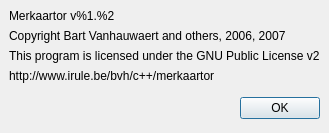
The window that AboutDialog.ui (openstreetmap/merkaartor) describes before a commit, drawn with Qt 5.
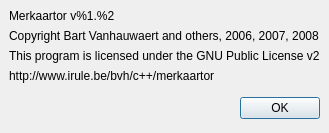
The same window after the commit.

Commit message: FIX : prepare for release v0.0.10

```diff
--- a/AboutDialog.ui
+++ b/AboutDialog.ui
@@ -29,7 +29,7 @@
    <item>
     <widget class="QLabel" name="label" >
      <property name="text" >
-      <string>Copyright Bart Vanhauwaert and others, 2006, 2007</string>
+      <string>Copyright Bart Vanhauwaert and others, 2006, 2007, 2008</string>
      </property>
     </widget>
    </item>
```
The commit also changes 1 other file.
